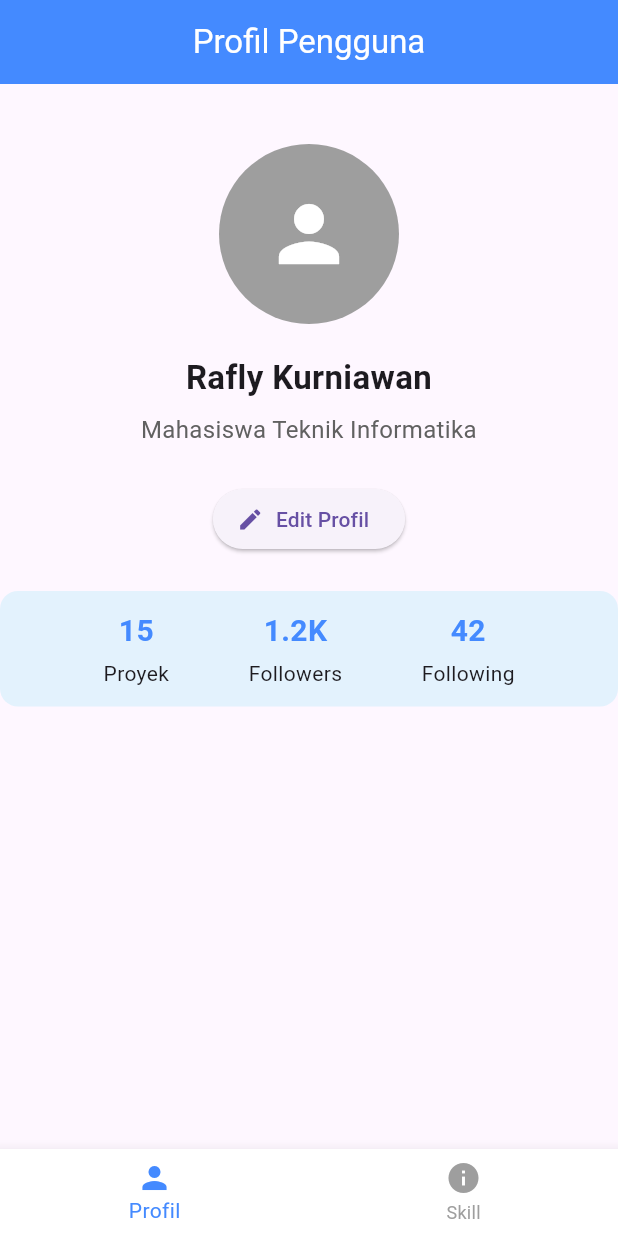
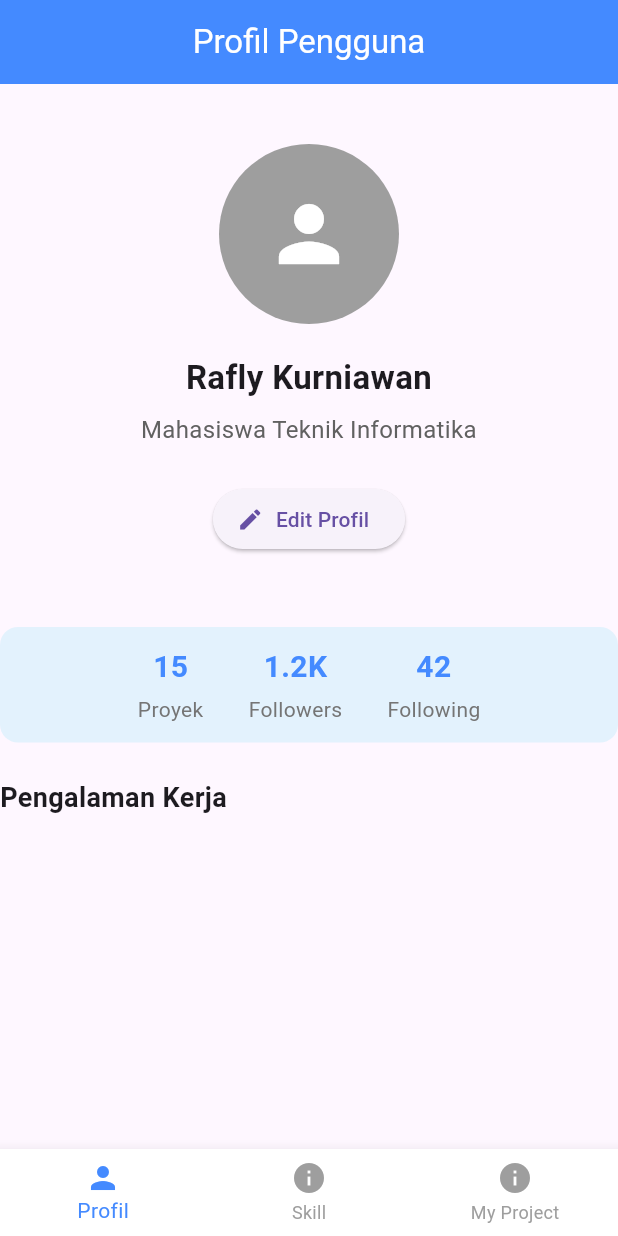
Before and after one commit to voltakits725/Latihan_Profil_Mobile_Flutter, a Flutter app: the screen it shows after launch, on a phone screen of 412 x 824 dp. Run offline on Flutter 3.47's test engine with Material 3 defaults, Android fonts, the light colour scheme and no system bars.

Commit message:
feat: menambahkan fitur kumpulan project dengan card

```diff
--- a/lib/main.dart
+++ b/lib/main.dart
@@ -1,5 +1,6 @@
 import 'package:flutter/material.dart';
 import 'package:pertemuanke5/profil_page.dart';
+import 'package:pertemuanke5/project_page.dart';
 import 'package:pertemuanke5/skills_page.dart';
 
 void main(){
@@ -41,6 +42,7 @@ class _BottomNavigasiState extends State<BottomNavigasi> {
  final List<Widget> _daftarHalaman = [
   const ProfilePage(),
   const SkillsCard(),
+  const ProjectGua(),
  ];
 
  void _ketikaTabDitekan(int index){
@@ -75,6 +77,10 @@ class _BottomNavigasiState extends State<BottomNavigasi> {
               icon: Icon(Icons.info),
               label: 'Skill',
             ),
+            BottomNavigationBarItem(
+              icon: Icon(Icons.info),
+              label: 'My Project',
+            ),
           ],
         ),
       ),
--- a/lib/profil_page.dart
+++ b/lib/profil_page.dart
@@ -1,5 +1,6 @@
 
 import 'package:flutter/material.dart';
+import 'package:pertemuanke5/profil_stats.dart';
 import 'widgets/profile_avatar.dart';
 import 'widgets/profile_info.dart';
 
@@ -52,69 +53,23 @@ class ProfilePage extends StatelessWidget {
 
               const SizedBox(height: 24),
 
-              // Statistik profil
-              Container(
-                padding: const EdgeInsets.symmetric(
-                  vertical: 12,
-                  horizontal: 16,
-                ),
-                decoration: BoxDecoration(
-                  color: Colors.blue[50],
-                  borderRadius: BorderRadius.circular(12),
-                ),
-                child: Row(
-                  mainAxisAlignment: MainAxisAlignment.spaceEvenly,
-                  children: [
-                    Column(
-                      mainAxisSize: MainAxisSize.min,
-                      children: const [
-                        Text(
-                          '15',
-                          style: TextStyle(
-                            fontSize: 20,
-                            fontWeight: FontWeight.bold,
-                            color: Colors.blueAccent,
-                          ),
-                        ),
-                        SizedBox(height: 4),
-                        Text('Proyek'),
-                      ],
-                    ),
+              const SizedBox(height: 24),
 
-                    Column(
-                      mainAxisSize: MainAxisSize.min,
-                      children: const [
-                        Text(
-                          '1.2K',
-                          style: TextStyle(
-                            fontSize: 20,
-                            fontWeight: FontWeight.bold,
-                            color: Colors.blueAccent,
-                          ),
-                        ),
-                        SizedBox(height: 4),
-                        Text('Followers'),
-                      ],
-                    ),
+              const ProfileStats(),
 
-                    Column(
-                      mainAxisSize: MainAxisSize.min,
-                      children: const [
-                        Text(
-                          '42',
-                          style: TextStyle(
-                            fontSize: 20,
-                            fontWeight: FontWeight.bold,
-                            color: Colors.blueAccent,
-                          ),
-                        ),
-                        SizedBox(height: 4),
-                        Text('Following'),
-                      ],
-                    ),
-                  ],
+              const SizedBox(height: 24),
+
+              const Align(
+                alignment: Alignment.centerLeft,
+                child: Text(
+                  'Pengalaman Kerja',
+                  style: TextStyle(
+                    fontSize: 18,
+                    fontWeight: FontWeight.bold,
+                  ),
                 ),
               ),
+
             ],
           ),
         ),
--- /dev/null
+++ b/lib/profil_stats.dart
@@ -0,0 +1,61 @@
+import 'package:flutter/material.dart';
+
+class ProfileStats extends StatelessWidget {
+  const ProfileStats({super.key});
+
+  @override
+  Widget build(BuildContext context) {
+    return Container(
+      padding: const EdgeInsets.symmetric(vertical: 12),
+      decoration: BoxDecoration(
+        color: Colors.blue[50],
+        borderRadius: BorderRadius.circular(12),
+      ),
+      child: const Row(
+        mainAxisAlignment: MainAxisAlignment.center,
+        children: [
+          StatItem(count: '15', label: 'Proyek'),
+          SizedBox(width: 30),
+          StatItem(count: '1.2K', label: 'Followers'),
+          SizedBox(width: 30),
+          StatItem(count: '42', label: 'Following'),
+        ],
+      ),
+    );
+  }
+}
+
+class StatItem extends StatelessWidget {
+  final String count;
+  final String label;
+
+  const StatItem({
+    super.key,
+    required this.count,
+    required this.label,
+  });
+
+  @override
+  Widget build(BuildContext context) {
+    return Column(
+      children: [
+        Text(
+          count,
+          style: const TextStyle(
+            fontSize: 20,
+            fontWeight: FontWeight.bold,
+            color: Colors.blueAccent,
+          ),
+        ),
+        const SizedBox(height: 4),
+        Text(
+          label,
+          style: TextStyle(
+            fontSize: 14,
+            color: Colors.grey[600],
+          ),
+        ),
+      ],
+    );
+  }
+}
```
Also changed, not shown: lib/project_page.dart (added, +117 -0 lines), assets/images/mbti.png (added), assets/images/taraka.png (added), assets/images/voltakits.png (added).
